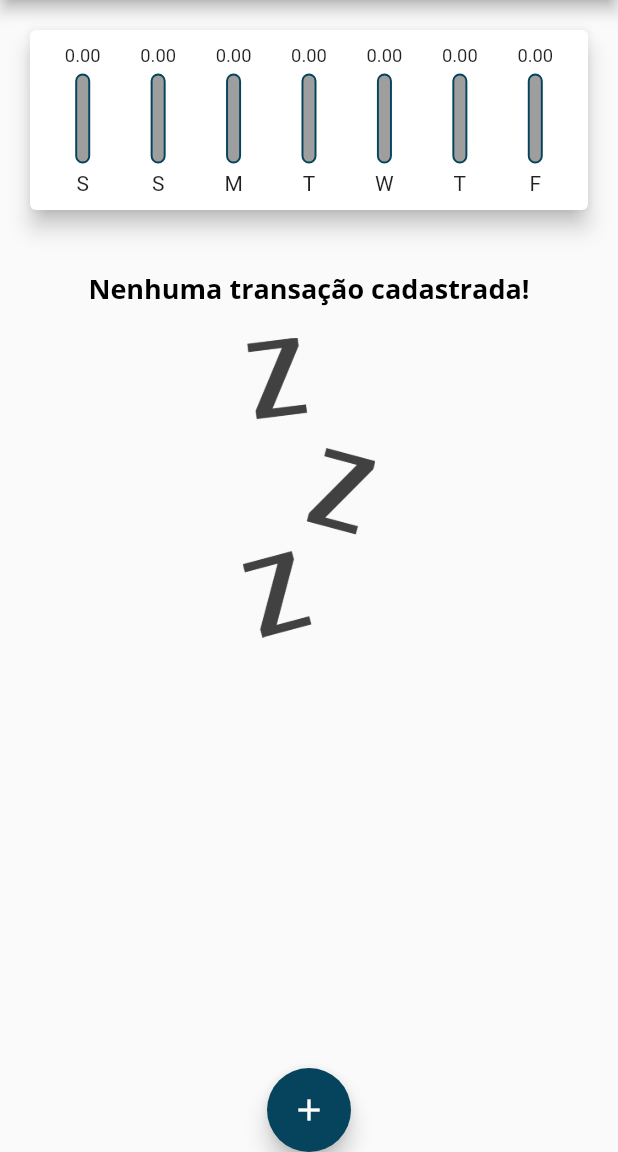
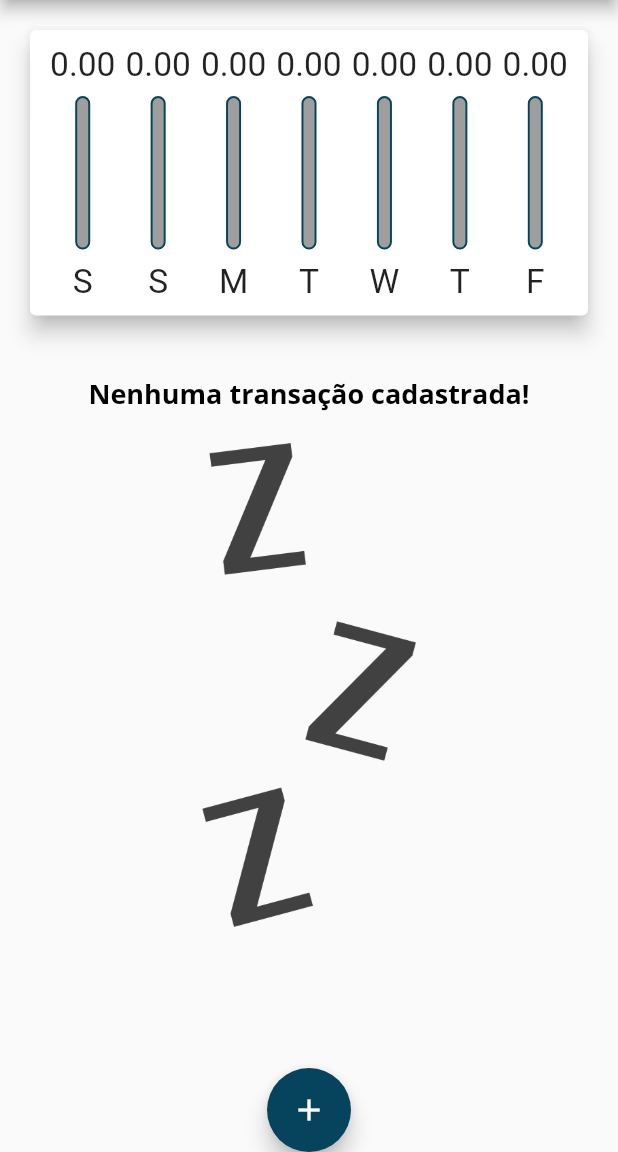
Before and after one commit to Brunoazzireluto/Des_Pes, a Flutter app: the screen it shows after launch, on a phone screen of 412 x 824 dp, the part 84-1236 px from its top. Run offline on Flutter 3.47's test engine with Material 2 defaults, Android fonts, the light colour scheme and no system bars; missing offline and left inert: dart:ffi.

Commit message:
adding responsiveness

```diff
--- a/lib/components/chart_bar.dart
+++ b/lib/components/chart_bar.dart
@@ -9,19 +9,21 @@ class ChartBar extends StatelessWidget {
 
   @override
   Widget build(BuildContext context) {
+    return LayoutBuilder(
+      builder: (ctx, constraints) {
         return Column(
           children: [
             SizedBox(
-          height: 14,
+              height: constraints.maxHeight * 0.15,
               child: FittedBox(
                 child: Text(value.toStringAsFixed(2)),
               ),
             ),
-        const SizedBox(
-          height: 5,
+            SizedBox(
+              height: constraints.maxHeight * 0.05,
             ),
             SizedBox(
-          height: 60,
+              height: constraints.maxHeight * 0.6,
               width: 10,
               child: Stack(
                 alignment: Alignment.bottomCenter,
@@ -46,11 +48,17 @@ class ChartBar extends StatelessWidget {
                 ],
               ),
             ),
-        const SizedBox(
-          height: 5,
+            SizedBox(
+              height: constraints.maxHeight * 0.05,
             ),
-        Text(label)
+            SizedBox(
+              height: constraints.maxHeight * 0.15,
+                child: FittedBox(child: Text(label))
+            )
           ],
         );
       }
+
+    );
   }
+}
--- a/lib/components/transaction_form.dart
+++ b/lib/components/transaction_form.dart
@@ -46,10 +46,16 @@ class _TransactionFormState extends State<TransactionForm> {
 
   @override
   Widget build(BuildContext context) {
-    return Card(
+    return SingleChildScrollView(
+      child: Card(
         elevation: 5,
         child: Padding(
-        padding: const EdgeInsets.all(10.0),
+          padding: EdgeInsets.only(
+            top: 10,
+            right: 10,
+            left: 10,
+            bottom:  10 + MediaQuery.of(context).viewInsets.bottom
+          ),
           child: Column(
             children: [
               TextField(
@@ -97,6 +103,7 @@ class _TransactionFormState extends State<TransactionForm> {
             ],
           ),
         ),
+      ),
     );
   }
 }
--- a/lib/components/transaction_list.dart
+++ b/lib/components/transaction_list.dart
@@ -10,13 +10,13 @@ class TransactionList extends StatelessWidget {
 
   @override
   Widget build(BuildContext context) {
-    return SizedBox(
-      height: 400,
-      child: transactions.isEmpty
-          ? Column(
+    return transactions.isEmpty
+        ? LayoutBuilder(
+      builder: (ctx, constraints) {
+        return Column(
           children: [
             const SizedBox(
-                  height: 20,
+              height: 20
             ),
             Text(
               'Nenhuma transação cadastrada!',
@@ -26,13 +26,15 @@ class TransactionList extends StatelessWidget {
               height: 20,
             ),
             SizedBox(
-                  height: 200,
+              height: constraints.maxHeight * 0.6,
               child: Image.asset(
                 'assets/images/waiting.png',
                 fit: BoxFit.cover,
               ),
             )
           ],
+        );
+      },
         )
         : ListView.builder(
             itemCount: transactions.length,
@@ -63,15 +65,21 @@ class TransactionList extends StatelessWidget {
                   subtitle: Text(
                     DateFormat('d MMM y').format(tr.date)
                   ),
-                    trailing: IconButton(
+                  trailing: MediaQuery.of(context).size.width > 400 ?
+                    TextButton.icon(
+
+                        icon: const Icon(Icons.delete_rounded),
+                        label: const Text("Deletar"),
+                        onPressed: () => onRemove(tr.id),
+                    )
+                    : IconButton(
                       icon: const Icon(Icons.delete_rounded),
                       onPressed: () => onRemove(tr.id) ,
-                      color: Theme.of(context).colorScheme.primary
+                      color: Theme.of(context).colorScheme.secondary
                     ),
                 ),
               );
             },
-            ),
           );
   }
 }
--- a/lib/main.dart
+++ b/lib/main.dart
@@ -6,13 +6,11 @@ import 'package:flutter_localizations/flutter_localizations.dart';
 import 'dart:math';
 import 'models/transaction.dart';
 
-
 void main() {
   runApp(ExpenseApp());
 }
 
 class ExpenseApp extends StatelessWidget {
-
   @override
   Widget build(BuildContext context) {
     final ThemeData theme = ThemeData();
@@ -20,25 +18,21 @@ class ExpenseApp extends StatelessWidget {
     return MaterialApp(
       theme: theme.copyWith(
           colorScheme: theme.colorScheme.copyWith(
-          primary: const Color(0xFF05445C),
+            primary:  const Color(0xFF05445C),
             secondary: const Color(0xFFF2317F),
           ),
           textTheme: theme.textTheme.copyWith(
               headline6: const TextStyle(
                   fontFamily: 'Quicksand',
-            fontSize:18,
+                  fontSize: 18,
                   fontWeight: FontWeight.bold,
-            color: Colors.black
-          )
-        ),
+                  color: Colors.black)),
           appBarTheme: const AppBarTheme(
-          titleTextStyle:  TextStyle(
+            titleTextStyle: TextStyle(
                 fontFamily: 'OpenSans',
                 fontSize: 20,
-            fontWeight: FontWeight.bold
-          ),
-          )
-        ),
+                fontWeight: FontWeight.bold),
+          )),
       localizationsDelegates: const [
         GlobalMaterialLocalizations.delegate,
         GlobalWidgetsLocalizations.delegate
@@ -50,18 +44,17 @@ class ExpenseApp extends StatelessWidget {
 }
 
 class Homepage extends StatefulWidget {
-
   @override
   State<Homepage> createState() => _HomepageState();
 }
 
 class _HomepageState extends State<Homepage> {
-
   final List<Transaction> _transactions = [];
+  bool _ShowChart = false;
 
   List<Transaction> get _recentTransactions {
     return _transactions.where((tr) {
-      return tr.date.isAfter(DateTime.now().subtract( const Duration(days: 7)));
+      return tr.date.isAfter(DateTime.now().subtract(const Duration(days: 7)));
     }).toList();
   }
 
@@ -70,8 +63,7 @@ class _HomepageState extends State<Homepage> {
         id: Random().nextDouble().toString(),
         title: title,
         value: value,
-        date: date
-      );
+        date: date);
 
     setState(() {
       _transactions.add(newTransaction);
@@ -80,7 +72,7 @@ class _HomepageState extends State<Homepage> {
     Navigator.of(context).pop();
   }
 
-  _removeTransaction(String id){
+  _removeTransaction(String id) {
     setState(() {
       _transactions.removeWhere((tr) => tr.id == id);
     });
@@ -91,39 +83,71 @@ class _HomepageState extends State<Homepage> {
         context: context,
         builder: (_) {
           return TransactionForm(_addTransaction);
-      }
-    );
+        });
   }
 
   @override
   Widget build(BuildContext context) {
-    // ignore: prefer_const_constructors
-    return Scaffold(
-        appBar: AppBar(
+    final mediaQuery = MediaQuery.of(context);
+    bool isLandscape = mediaQuery.orientation == Orientation.landscape;
 
-          title: const Text('Despesas Pessoais'),
+    final appBar = AppBar(
+        title: Text(
+            'Despesas Pessoais',
+            style: TextStyle(
+              fontSize: 20 * mediaQuery.textScaleFactor,
+            ),
+            ),
         actions: [
+          if( isLandscape)
+            IconButton(
+            icon: Icon(_ShowChart ? Icons.list : Icons.bar_chart),
+            onPressed: () {
+              setState(() {
+                _ShowChart = !_ShowChart;
+              });
+            },
+          ),
           IconButton(
             icon: const Icon(Icons.add),
             onPressed: () => _openTransactionFormModal(context),
-            )
-          ],
           ),
+        ]
+      );
+    final availableHeight = mediaQuery.size.height - appBar.preferredSize.height -
+        mediaQuery.padding.top;
+
+    return Scaffold(
+      appBar: appBar,
       body: SingleChildScrollView(
         child: Column(
           crossAxisAlignment: CrossAxisAlignment.stretch,
           children: [
-              Chart(_recentTransactions),
-              TransactionList(_transactions, _removeTransaction),
+            if(_ShowChart || !isLandscape )
+              SizedBox(
+                height: availableHeight * (isLandscape ? 0.7: 0.3),
+                child: Chart(_recentTransactions),
+              ),
+            if(!_ShowChart || !isLandscape )
+              SizedBox(
+                height: availableHeight * ( isLandscape ? 1:  0.7),
+                  child: TransactionList(
+                    _transactions,
+                    _removeTransaction
+                )
+            ),
           ],
         ),
       ),
       floatingActionButton: FloatingActionButton(
-          child: const Icon(Icons.add, color: Colors.white,),
+        child: const Icon(
+          Icons.add,
+          color: Colors.white,
+        ),
         onPressed: () => _openTransactionFormModal(context),
-          backgroundColor: const Color(0xFF05445C) ,
+        backgroundColor: const Color(0xFF05445C),
       ),
-        floatingActionButtonLocation: FloatingActionButtonLocation.centerDocked ,
+      floatingActionButtonLocation: FloatingActionButtonLocation.centerDocked,
     );
   }
 }
```
Also changed, not shown: lib/components/chart.dart (line endings or trailing spaces), pubspec.lock, 2 other files. Lines whose indentation alone changed are shown as unchanged.
